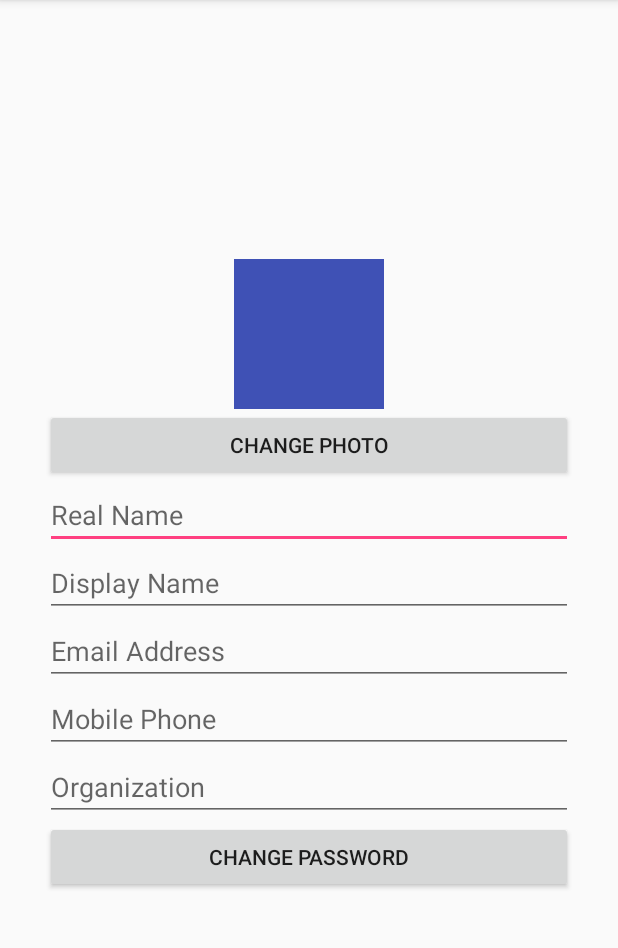
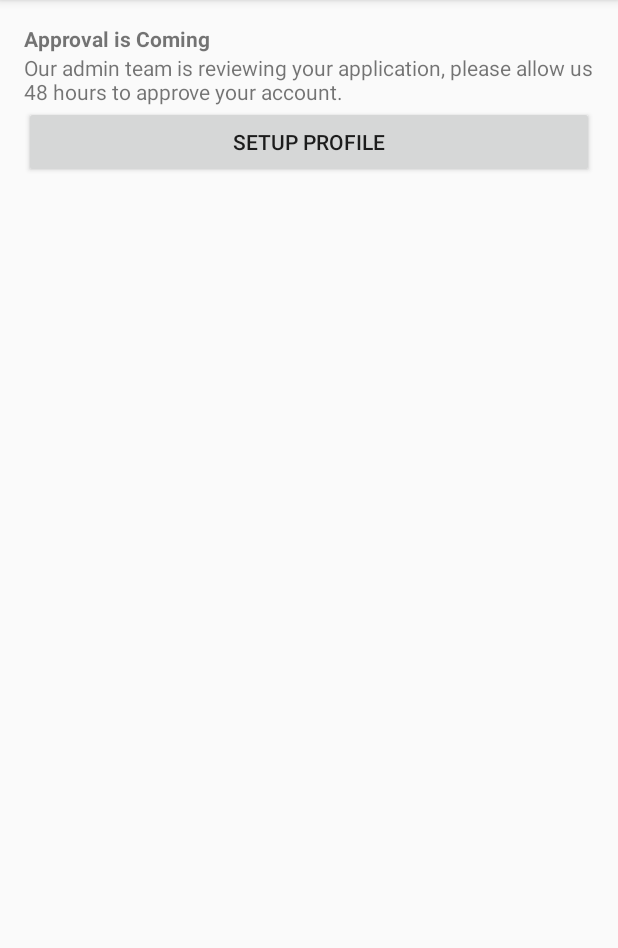
Before and after one commit to MadelynTav/ResourceApp, an Android app: the screen it shows after launch (ProfileSetupActivity before the commit, AccountCreatedActivity after it), on a phone screen of 412 x 824 dp, the part 84-1032 px from its top. Run offline under Robolectric (Android 15) with nearby library versions, the phone set to English and light mode, and no system bars; our stand-ins replace ButterKnife.

Commit message:
ADD: Account created page.

```diff
--- a/app/src/main/AndroidManifest.xml
+++ b/app/src/main/AndroidManifest.xml
@@ -1,7 +1,6 @@
 <?xml version="1.0" encoding="utf-8"?>
-<manifest
-    xmlns:android="http://schemas.android.com/apk/res/android"
-    package="boston.hackingforgood.resourceapp"
+<manifest xmlns:android="http://schemas.android.com/apk/res/android"
+          package="boston.hackingforgood.resourceapp"
     >
 
     <application
@@ -14,6 +13,8 @@
         <activity android:name=".components.home.HomeActivity">
         </activity>
         <activity android:name=".components.profile_setup.ProfileSetupActivity">
+        </activity>
+        <activity android:name=".components.account_created.AccountCreatedActivity">
             <intent-filter>
                 <action android:name="android.intent.action.MAIN"/>
                 <category android:name="android.intent.category.LAUNCHER"/>
@@ -26,4 +27,5 @@
         <activity android:name=".components.signup.SignUpActivity">
         </activity>
     </application>
+
 </manifest>
--- /dev/null
+++ b/app/src/main/java/boston/hackingforgood/resourceapp/components/account_created/AccountCreatedActivity.java
@@ -0,0 +1,31 @@
+package boston.hackingforgood.resourceapp.components.account_created;
+
+import android.content.Intent;
+import android.os.Bundle;
+import android.support.v7.app.AppCompatActivity;
+
+import boston.hackingforgood.resourceapp.R;
+import boston.hackingforgood.resourceapp.components.profile_setup.ProfileSetupActivity;
+import butterknife.ButterKnife;
+import butterknife.OnClick;
+
+public class AccountCreatedActivity extends AppCompatActivity {
+
+    @OnClick(R.id.button_setup_profile)
+    public void onSetupProfileButtonClicked() {
+        goToProfileSetup();
+    }
+
+    @Override
+    protected void onCreate(Bundle savedInstanceState) {
+        super.onCreate(savedInstanceState);
+        setContentView(R.layout.activity_account_created);
+        ButterKnife.bind(this);
+    }
+
+    private void goToProfileSetup() {
+        Intent intent = new Intent(this, ProfileSetupActivity.class);
+        startActivity(intent);
+        finish();
+    }
+}
--- /dev/null
+++ b/app/src/main/res/layout/activity_account_created.xml
@@ -0,0 +1,35 @@
+<?xml version="1.0" encoding="utf-8"?>
+<LinearLayout
+    xmlns:android="http://schemas.android.com/apk/res/android"
+    xmlns:tools="http://schemas.android.com/tools"
+    android:layout_width="match_parent"
+    android:layout_height="match_parent"
+    android:paddingBottom="@dimen/activity_vertical_margin"
+    android:paddingLeft="@dimen/activity_horizontal_margin"
+    android:paddingRight="@dimen/activity_horizontal_margin"
+    android:paddingTop="@dimen/activity_vertical_margin"
+    tools:context="boston.hackingforgood.resourceapp.components.account_created.AccountCreatedActivity"
+    android:orientation="vertical"
+    android:gravity="start"
+    >
+
+    <TextView
+        android:layout_width="wrap_content"
+        android:layout_height="wrap_content"
+        android:text="@string/approval"
+        android:textStyle="bold"
+        />
+
+    <TextView
+        android:layout_width="wrap_content"
+        android:layout_height="wrap_content"
+        android:text="@string/approval_description"
+        />
+
+    <Button
+        android:layout_width="match_parent"
+        android:layout_height="wrap_content"
+        android:text="@string/button_setup_profile"
+        android:id="@+id/button_setup_profile"
+        />
+</LinearLayout>
--- a/app/src/main/res/values/strings.xml
+++ b/app/src/main/res/values/strings.xml
@@ -1,5 +1,8 @@
 <resources>
     <string name="app_name">ResourceApp</string>
+
+    <string name="lorem_ipsum">Lorem ipsum dolor sit amet, quot omnis alienum et mel, an nam labore iudicabit. Sed ad mucius delicata liberavisse. Ut vix aliquam appareat, prima vocibus similique sea te, pro ex altera eripuit. E nim ornatus vim eu, eos eu vidit postulant, scripta iudicabit in cum. Ad diceret alienum dolores quo, te magna vivendum electram quo. Et sit regione nominavi neglegentur, ne mel nobis ullamcorper, officiis dissentiunt nam ex. Est evertitur philosophia eu, mea cu ridens tamquam comprehensam. Ne periculis interpretaris usu, eius veri rebum ea vis, id duis tamquam posidonium pro. In tamquam qualisque vel, option nusquam ei nec, ad vel alia equidem signiferumque. Et partiendo mnesarchum usu. Qui at ponderum adversarium, in legendos mandamus ius. Dicam munere mediocritatem ut his. Et solum volutpat pericula duo, brute dolores constituam ne nec. Est ei altera causae, eos novum exerci accommodare an, per id postea nemore audiam. At sit mundi aperiam evertitur, sapientem repudiare conceptam cu est. Quem insolens interesset mel ne, an velit inani choro his, ex has viris maiorum. Sea in paulo vitae comprehensam. Inani menandri incorrupte vel ex. Ad eam purto luptatum salutandi. Sit rebum veritus ex. Choro alienum ne vix, nec natum convenire ea. Vix putant mandamus in, dissentias conclusionemque duo ei. Et movet veniam possim sea, lorem graecis singulis mel an. An purto idque omittantur pri, te has minimum voluptatum.</string>
+
     <string name="change_photo">Change Photo</string>
     <string name="profile_image">Profile Image</string>
     <string name="real_name">Real Name</string>
@@ -8,6 +11,7 @@
     <string name="mobile_phone">Mobile Phone</string>
     <string name="organization">Organization</string>
     <string name="change_password">Change Password</string>
+
     <string name="welcome_to">Welcome To</string>
     <string name="apply_now">Apply Now</string>
     <string name="about_us">About us</string>
@@ -16,12 +20,17 @@
     <string name="sign_in">Sign in</string>
     <string name="forgot_password">Forgot Password</string>
     <string name="sign_up">Sign Up</string>
-    <string name="lorem_ipsum">Lorem ipsum dolor sit amet, quot omnis alienum et mel, an nam labore iudicabit. Sed ad mucius delicata liberavisse. Ut vix aliquam appareat, prima vocibus similique sea te, pro ex altera eripuit. E nim ornatus vim eu, eos eu vidit postulant, scripta iudicabit in cum. Ad diceret alienum dolores quo, te magna vivendum electram quo. Et sit regione nominavi neglegentur, ne mel nobis ullamcorper, officiis dissentiunt nam ex. Est evertitur philosophia eu, mea cu ridens tamquam comprehensam. Ne periculis interpretaris usu, eius veri rebum ea vis, id duis tamquam posidonium pro. In tamquam qualisque vel, option nusquam ei nec, ad vel alia equidem signiferumque. Et partiendo mnesarchum usu. Qui at ponderum adversarium, in legendos mandamus ius. Dicam munere mediocritatem ut his. Et solum volutpat pericula duo, brute dolores constituam ne nec. Est ei altera causae, eos novum exerci accommodare an, per id postea nemore audiam. At sit mundi aperiam evertitur, sapientem repudiare conceptam cu est. Quem insolens interesset mel ne, an velit inani choro his, ex has viris maiorum. Sea in paulo vitae comprehensam. Inani menandri incorrupte vel ex. Ad eam purto luptatum salutandi. Sit rebum veritus ex. Choro alienum ne vix, nec natum convenire ea. Vix putant mandamus in, dissentias conclusionemque duo ei. Et movet veniam possim sea, lorem graecis singulis mel an. An purto idque omittantur pri, te has minimum voluptatum.</string>
+
     <string name="partner_application_form">Partner Application Form</string>
     <string name="partner_application_form_explanation">This application is to be completed by all organizations, churches or agencies who want to partner with Bridging the Gap</string>
+
     <string name="create_account">Create Account</string>
     <string name="become_a_partner">Become A Partner</string>
     <string name="user_application_form">User Application Form</string>
     <string name="your_organization_is_already_a_bridging_the_gap_partner">Your organization is already a Bridging the Gap partner</string>
     <string name="create_a_user_account">Create A User Account</string>
+    <string name="approval">Approval is Coming</string>
+    <string name="approval_description">Our admin team is reviewing your application, please allow us 48 hours to approve your account.</string>
+
+    <string name="button_setup_profile">Setup Profile</string>
 </resources>
```
